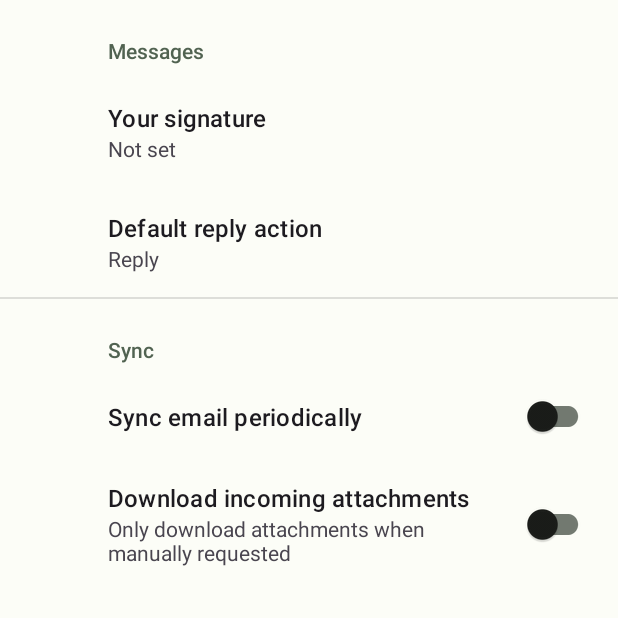
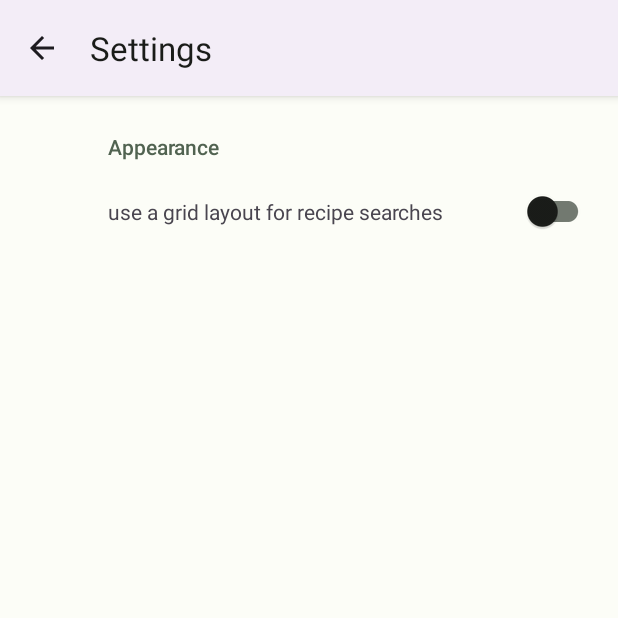
Before and after one commit to Esther-Goldberg/RecipeTagger, an Android app: the screen it shows after launch (SettingsActivity), in the options menu, after a tap on "Settings", on a phone screen of 412 x 824 dp, the top half of it. Run offline under Robolectric (Android 15) with nearby library versions, the phone set to English and light mode, and no system bars; our stand-ins replace androidx.preference.

Commit message:
Added preferences options

```diff
--- a/app/src/main/AndroidManifest.xml
+++ b/app/src/main/AndroidManifest.xml
@@ -10,7 +10,7 @@
         android:label="@string/app_name"
         android:roundIcon="@mipmap/ic_launcher_round"
         android:supportsRtl="true"
-        android:theme="@style/AppTheme"
+        android:theme="@style/AppTheme.NoActionBar"
         tools:targetApi="31">
         <activity
             android:name=".activities.AddTagsActivity"
@@ -20,7 +20,7 @@
             android:name=".activities.DocumentViewerActivity"
             android:exported="false"
             android:label="@string/title_activity_document_viewer"
-            android:theme="@style/AppTheme" />
+            android:theme="@style/AppTheme.NoActionBar" />
         <activity
             android:name=".activities.SettingsActivity"
             android:exported="false"
@@ -29,7 +29,7 @@
         <activity
             android:name=".activities.MainActivity"
             android:exported="true"
-            android:theme="@style/AppTheme"
+            android:theme="@style/AppTheme.NoActionBar"
             android:launchMode="singleTop">
             <intent-filter>
                 <action android:name="android.intent.action.MAIN" />
--- a/app/src/main/java/com/example/recipetagger/activities/MainActivity.java
+++ b/app/src/main/java/com/example/recipetagger/activities/MainActivity.java
@@ -1,10 +1,13 @@
 package com.example.recipetagger.activities;
+
+import static androidx.preference.PreferenceManager.getDefaultSharedPreferences;
 
 import android.app.SearchManager;
 import android.content.ContentResolver;
 import android.content.ContentValues;
 import android.content.Context;
 import android.content.Intent;
+import android.content.SharedPreferences;
 import android.database.Cursor;
 import android.database.sqlite.SQLiteConstraintException;
 import android.database.sqlite.SQLiteDatabase;
@@ -17,11 +20,12 @@ import androidx.activity.result.ActivityResultLauncher;
 import androidx.activity.result.contract.ActivityResultContracts;
 import androidx.annotation.NonNull;
 import androidx.appcompat.app.AppCompatActivity;
+import androidx.recyclerview.widget.GridLayoutManager;
 import androidx.recyclerview.widget.LinearLayoutManager;
 import androidx.recyclerview.widget.RecyclerView;
 
 
-import com.example.recipetagger.classes.OnItemClickListener;
+import com.example.recipetagger.interfaces.OnItemClickListener;
 import com.example.recipetagger.classes.RecipeListItemAdapter;
 import com.example.recipetagger.databinding.ActivityMainBinding;
 import com.example.recipetagger.db.DocumentsContract.DocumentEntry;
@@ -35,14 +39,16 @@ import android.view.Menu;
 import android.view.MenuItem;
 import android.widget.SearchView;
 
-import java.util.Objects;
-
 public class MainActivity extends AppCompatActivity {
     private ActivityMainBinding binding;
-    private String mQuery;
+    private String mQuery = null;
+    private final String QUERY = "QUERY";
     private DBHelper mDBHelper;
     private ContentResolver mResolver;
     private RecipeListItemAdapter mAdapter;
+
+    private boolean mUseListView;
+    private String mKEY_LAYOUT;
 
     @Override
     protected void onCreate(Bundle savedInstanceState) {
@@ -57,25 +63,35 @@ public class MainActivity extends AppCompatActivity {
 
         mDBHelper = new DBHelper(getApplicationContext());
         mResolver = getContentResolver();
+        mKEY_LAYOUT = getString(R.string.layout_key);
+
+        if (savedInstanceState != null) {
+            mQuery = savedInstanceState.getString(QUERY);
+        }
+
+        saveOrRestoreSettings();
 
         handleIntent(getIntent());
-
-        //TODO: remove or not showDocumentsList();
+        showDocumentsList();
     }
 
     @Override
     protected void onNewIntent(Intent intent) {
         super.onNewIntent(intent);
         handleIntent(intent);
+        showDocumentsList();
     }
 
     private void handleIntent(@NonNull Intent intent) {
         if (Intent.ACTION_SEARCH.equals(intent.getAction())) {
             mQuery = intent.getStringExtra(SearchManager.QUERY);
-        } else {
-            mQuery = null;
         }
-        showDocumentsList();
+    }
+
+    @Override
+    protected void onSaveInstanceState(@NonNull Bundle outState) {
+        super.onSaveInstanceState(outState);
+        outState.putString(QUERY, mQuery);
     }
 
     private void openDocumentPicker() {
@@ -123,7 +139,19 @@ public class MainActivity extends AppCompatActivity {
 
     ActivityResultLauncher<Intent> settingsLauncher = registerForActivityResult(
             new ActivityResultContracts.StartActivityForResult(),
-            result -> saveSettings());
+            result -> saveOrRestoreSettings());
+
+    private void saveOrRestoreSettings() {
+        SharedPreferences sp = getDefaultSharedPreferences(this);
+        boolean oldLayout = mUseListView;
+        mUseListView = sp.getBoolean(mKEY_LAYOUT, true);
+
+        // redo displaying the activity if it's already displayed the other way
+        if ((oldLayout != mUseListView) && (mAdapter != null) ) {
+            showDocumentsList();
+        }
+
+    }
 
     ActivityResultLauncher<Intent> documentPickerLauncher = registerForActivityResult(
             new ActivityResultContracts.StartActivityForResult(),
@@ -133,14 +161,19 @@ public class MainActivity extends AppCompatActivity {
                 }
             });
 
-    private void saveSettings() {
-    }
-
     private void showDocumentsList() {
         mAdapter = new RecipeListItemAdapter(mQuery, mDBHelper);
         mAdapter.setOnItemClickListener(getNewOnItemClickListener());
         RecyclerView rvDocuments  = binding.contentMain.recipeList;
-        RecyclerView.LayoutManager layoutManager = new LinearLayoutManager(this);
+
+        RecyclerView.LayoutManager layoutManager;
+
+        if (mUseListView) {
+            layoutManager = new LinearLayoutManager(this);
+        } else {
+            layoutManager = new GridLayoutManager(this, getResources().getInteger(R.integer.num_cols));
+        }
+
         rvDocuments.setLayoutManager(layoutManager);
         rvDocuments.setAdapter(mAdapter);
     }
@@ -181,18 +214,8 @@ public class MainActivity extends AppCompatActivity {
     }
 
     private OnItemClickListener getNewOnItemClickListener() {
-        return (position, view) -> {
-            openDocument (mAdapter.getDocAtPosition(position));
-        };
+        return (position, view) -> openDocument (mAdapter.getDocAtPosition(position));
     }
 
-    @Override
-    protected void onStart() {
-        super.onStart();
-    }
 
-    @Override
-    protected void onResume() {
-        super.onResume();
-    }
 }
--- a/app/src/main/java/com/example/recipetagger/classes/OnItemClickListener.java
+++ b/app/src/main/java/com/example/recipetagger/interfaces/OnItemClickListener.java
@@ -1,4 +1,4 @@
-package com.example.recipetagger.classes;
+package com.example.recipetagger.interfaces;
 
 import android.view.View;
 
--- a/app/src/main/java/com/example/recipetagger/models/DocumentModel.java
+++ b/app/src/main/java/com/example/recipetagger/models/DocumentModel.java
@@ -2,7 +2,7 @@ package com.example.recipetagger.models;
 
 import android.net.Uri;
 
-import com.example.recipetagger.utils.AbstractJsonSerializer;
+import com.example.recipetagger.utils.UriJsonSerializer;
 import com.google.gson.Gson;
 import com.google.gson.GsonBuilder;
 
@@ -47,13 +47,13 @@ public class DocumentModel {
 
     public String getJson() {
         Gson gson = new GsonBuilder()
-                .registerTypeAdapter(Uri.class, new AbstractJsonSerializer()).create();
+                .registerTypeAdapter(Uri.class, new UriJsonSerializer()).create();
         return gson.toJson(this);
     }
 
     public static DocumentModel getDocumentFromJson(String jsonDocumentModel) {
         Gson gson = new GsonBuilder()
-                .registerTypeAdapter(Uri.class, new AbstractJsonSerializer()).create();
+                .registerTypeAdapter(Uri.class, new UriJsonSerializer()).create();
         return gson.fromJson(jsonDocumentModel, DocumentModel.class);
     }
 
--- a/app/src/main/java/com/example/recipetagger/utils/AbstractJsonSerializer.java
+++ b/app/src/main/java/com/example/recipetagger/utils/UriJsonSerializer.java
@@ -5,14 +5,13 @@ import android.net.Uri;
 import com.google.gson.JsonDeserializationContext;
 import com.google.gson.JsonDeserializer;
 import com.google.gson.JsonElement;
-import com.google.gson.JsonObject;
 import com.google.gson.JsonParseException;
 import com.google.gson.JsonSerializationContext;
 import com.google.gson.JsonSerializer;
 
 import java.lang.reflect.Type;
 
-public class AbstractJsonSerializer implements JsonSerializer<Uri>, JsonDeserializer<Uri> {
+public class UriJsonSerializer implements JsonSerializer<Uri>, JsonDeserializer<Uri> {
 
     @Override
     public JsonElement serialize(Uri src, Type typeOfSrc, JsonSerializationContext context) {
--- /dev/null
+++ b/app/src/main/res/values-land/integers.xml
@@ -0,0 +1,4 @@
+<?xml version="1.0" encoding="utf-8"?>
+<resources>
+    <integer name="num_cols">4</integer>
+</resources>
--- /dev/null
+++ b/app/src/main/res/values-large-land/integers.xml
@@ -0,0 +1,4 @@
+<?xml version="1.0" encoding="utf-8"?>
+<resources>
+    <integer name="num_cols">6</integer>
+</resources>
--- /dev/null
+++ b/app/src/main/res/values-large/integers.xml
@@ -0,0 +1,4 @@
+<?xml version="1.0" encoding="utf-8"?>
+<resources>
+    <integer name="num_cols">4</integer>
+</resources>
--- a/app/src/main/res/values-night/themes.xml
+++ b/app/src/main/res/values-night/themes.xml
@@ -3,7 +3,7 @@
     <style name="AppTheme" parent="Base.AppTheme">
     </style>
     <!-- Base application theme. -->
-    <style name="Base.AppTheme" parent="Theme.Material3.DayNight.NoActionBar">
+    <style name="Base.AppTheme" parent="Theme.Material3.DayNight">
         <item name="colorPrimary">@color/md_theme_dark_primary</item>
         <item name="colorOnPrimary">@color/md_theme_dark_onPrimary</item>
         <item name="colorPrimaryContainer">@color/md_theme_dark_primaryContainer</item>
--- /dev/null
+++ b/app/src/main/res/values/integers.xml
@@ -0,0 +1,4 @@
+<?xml version="1.0" encoding="utf-8"?>
+<resources>
+    <integer name="num_cols">2</integer>
+</resources>
--- a/app/src/main/res/values/strings.xml
+++ b/app/src/main/res/values/strings.xml
@@ -24,4 +24,8 @@
     <string name="enter_tag_here">enter tag here, then press enter</string>
     <string name="save">Save</string>
     <string name="search_hint">search tags</string>
+    <string name="appearance">Appearance</string>
+    <string name="grid_view">use a grid layout for recipe searches</string>
+    <string name="list_view">Use a list layout for recipe searches</string>
+    <string name="layout_key">layout_key</string>
 </resources>
--- a/app/src/main/res/values/themes.xml
+++ b/app/src/main/res/values/themes.xml
@@ -4,7 +4,7 @@
 
     </style>
     <!-- Base application theme. -->
-    <style name="Base.AppTheme" parent="Theme.Material3.DayNight.NoActionBar">
+    <style name="Base.AppTheme" parent="Theme.Material3.DayNight">
         <item name="colorPrimary">@color/md_theme_light_primary</item>
         <item name="colorOnPrimary">@color/md_theme_light_onPrimary</item>
         <item name="colorPrimaryContainer">@color/md_theme_light_primaryContainer</item>
@@ -31,6 +31,11 @@
         <item name="colorOnSurfaceInverse">@color/md_theme_light_inverseOnSurface</item>
         <item name="colorSurfaceInverse">@color/md_theme_light_inverseSurface</item>
         <item name="colorPrimaryInverse">@color/md_theme_light_inversePrimary</item>
+    </style>
+
+    <style name="AppTheme.NoActionBar">
+        <item name="windowActionBar">false</item>
+        <item name="windowNoTitle">true</item>
     </style>
 
     <style name="AppTheme.Dialog" parent="Theme.Material3.Light.Dialog.Alert" >
--- a/app/src/main/res/xml/root_preferences.xml
+++ b/app/src/main/res/xml/root_preferences.xml
@@ -1,35 +1,11 @@
-<PreferenceScreen xmlns:app="http://schemas.android.com/apk/res-auto">
+<PreferenceScreen xmlns:android="http://schemas.android.com/apk/res/android"
+    xmlns:app="http://schemas.android.com/apk/res-auto">
 
-    <PreferenceCategory app:title="@string/messages_header">
-
-        <EditTextPreference
-            app:key="signature"
-            app:title="@string/signature_title"
-            app:useSimpleSummaryProvider="true" />
-
-        <ListPreference
-            app:defaultValue="reply"
-            app:entries="@array/reply_entries"
-            app:entryValues="@array/reply_values"
-            app:key="reply"
-            app:title="@string/reply_title"
-            app:useSimpleSummaryProvider="true" />
+    <PreferenceCategory app:title="@string/appearance">
+        <SwitchPreferenceCompat
+            app:key="@string/layout_key"
+            app:summaryOff="@string/grid_view"
+            app:summaryOn="@string/list_view" />
 
     </PreferenceCategory>
-
-    <PreferenceCategory app:title="@string/sync_header">
-
-        <SwitchPreferenceCompat
-            app:key="sync"
-            app:title="@string/sync_title" />
-
-        <SwitchPreferenceCompat
-            app:dependency="sync"
-            app:key="attachment"
-            app:summaryOff="@string/attachment_summary_off"
-            app:summaryOn="@string/attachment_summary_on"
-            app:title="@string/attachment_title" />
-
-    </PreferenceCategory>
-
 </PreferenceScreen>
```
Also changed, not shown: app/src/main/java/com/example/recipetagger/activities/DocumentViewerActivity.java (+8 -26 lines), app/src/main/java/com/example/recipetagger/activities/SettingsActivity.java (+13 -0 lines), app/src/main/java/com/example/recipetagger/classes/RecipeListItemAdapter.java (+1 -8 lines).
